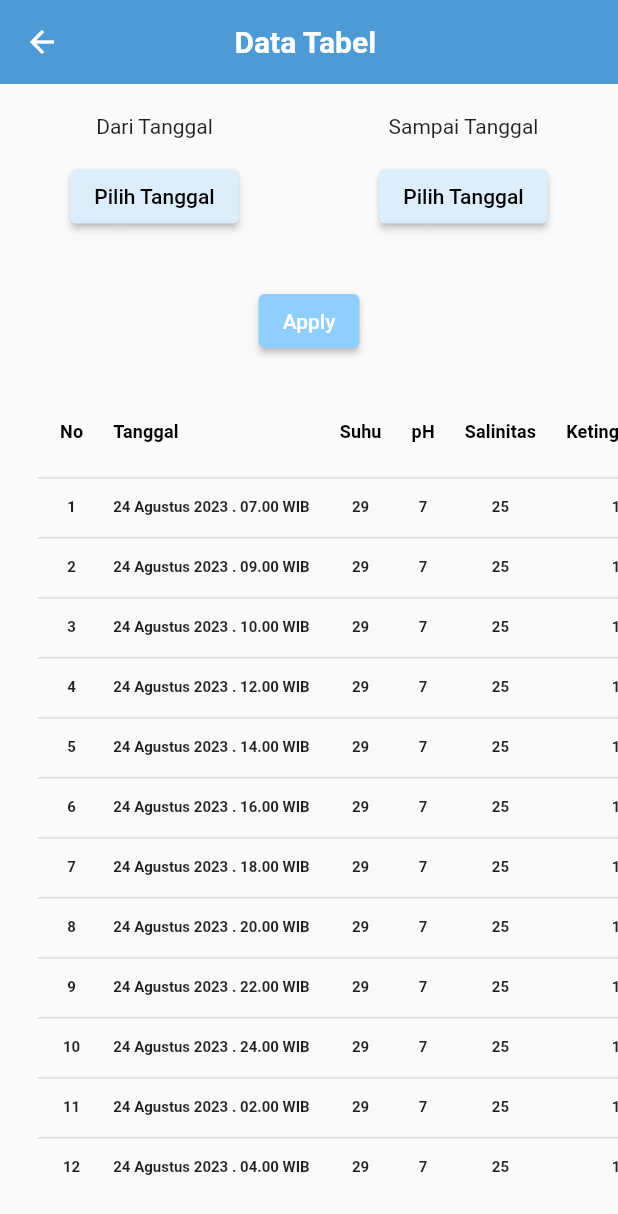
After one commit to zainpelope/tambak-udang, a Flutter app: the DataTabel screen opened directly, on a phone screen of 412 x 824 dp. The commit adds this screen. Shown: the top 1214 px of the screen. Run offline on Flutter 3.47's test engine with Material 2 defaults, Android fonts, the phone set to English and light mode, and no system bars; our stand-ins replace calendar_date_picker2, dartz, dio, flutter_spinkit, shared_preferences; accounts and stored records are empty.

Commit message:
menambahkan data tabel

```diff
--- a/lib/grafik/data_grafik.dart
+++ /dev/null
@@ -1,82 +0,0 @@
-import 'package:flutter/material.dart';
-import 'package:tambak_undang/kalender/kalender.dart';
-import 'package:tambak_undang/tabel/tabel_suhu.dart';
-import 'package:tambak_undang/widget/grafik.dart';
-import 'package:tambak_undang/widget/parameter.dart';
-
-import 'package:tambak_undang/theme/app_color.dart';
-import '../theme/img_string.dart';
-import '../widget/profile.dart';
-
-class DataGrafik extends StatelessWidget {
-  const DataGrafik({Key? key}) : super(key: key);
-
-  @override
-  Widget build(BuildContext context) {
-    return Scaffold(
-      //backgroundColor: AppColor.bg,
-      appBar: AppBar(
-        backgroundColor: AppColor.blue,
-        title: const Text(
-          "Data Grafik",
-          style: TextStyle(
-            fontWeight: FontWeight.bold,
-          ),
-        ),
-        centerTitle: true,
-        elevation: 0,
-      ),
-      body: SingleChildScrollView(
-        child: Stack(
-          children: [
-            Container(
-              decoration: const BoxDecoration(
-                color: AppColor.blue,
-                borderRadius: BorderRadius.only(
-                  bottomLeft: Radius.circular(30),
-                  bottomRight: Radius.circular(30),
-                ),
-              ),
-              height: 140.0,
-              width: double.infinity,
-            ),
-            const Profile(),
-            const Padding(
-              padding: EdgeInsets.only(top: 200.0),
-              child: Row(
-                children: [
-                  Expanded(
-                    child: Column(
-                      children: [Text("Dari Tanggal"), Kalender()],
-                    ),
-                  ),
-                  Expanded(
-                    child: Column(
-                      children: [Text("Sampai Tanggal"), Kalender()],
-                    ),
-                  ),
-                ],
-              ),
-            ),
-            Padding(
-              padding: const EdgeInsets.only(top: 280.0),
-              child: Center(
-                child: ElevatedButton(
-                  style: ElevatedButton.styleFrom(
-                    backgroundColor: const Color(
-                      0xFF8FCFFF,
-                    ),
-                  ),
-                  onPressed: () {},
-                  child: const Text("Apply"),
-                ),
-              ),
-            ),
-
-
-          ],
-        ),
-      ),
-    );
-  }
-}
--- a/lib/main.dart
+++ b/lib/main.dart
@@ -1,11 +1,7 @@
-import 'package:calendar_date_picker2/calendar_date_picker2.dart';
 import 'package:flutter/material.dart';
-import 'package:intl/intl.dart';
 import 'package:intl/date_symbol_data_local.dart';
 import 'package:tambak_undang/services/sharedpref.dart';
 import 'package:tambak_undang/splash/splash.dart';
-
-import 'dashboard/dashborad.dart';
 
 final today = DateUtils.dateOnly(DateTime.now());
 
@@ -31,7 +27,7 @@ class MyApp extends StatelessWidget {
       theme: ThemeData(
         primarySwatch: Colors.blue,
       ),
-      home:  const SplashScreenPage(),
+      home: const SplashScreenPage(),
     );
   }
 }
--- a/lib/services/dio_provider.dart
+++ b/lib/services/dio_provider.dart
@@ -1,5 +1,5 @@
 import 'package:dio/dio.dart';
 export './dio_provider.dart';
 
-Dio http = Dio(BaseOptions(baseUrl: "http://localhost:8000/api"))
+Dio http = Dio(BaseOptions(baseUrl: "https://neatly-discrete-titmouse.ngrok-free.app/api"))
   ..interceptors.add(LogInterceptor(requestBody: true, responseBody: true));
--- /dev/null
+++ b/lib/tabel/data_tabel.dart
@@ -0,0 +1,285 @@
+import 'package:flutter/material.dart';
+import 'package:tambak_undang/kalender/kalender.dart';
+import 'package:tambak_undang/theme/app_color.dart';
+
+class DataTabel extends StatelessWidget {
+  final List<Map<String, dynamic>> dataTabel = [
+    {
+      'No': 1,
+      'Tanggal': '24 Agustus 2023 . 07.00 WIB',
+      'Suhu': '29',
+      'pH': '7',
+      'Salinitas': '25',
+      'Ketinggian Air': '120'
+    },
+    {
+      'No': 2,
+      'Tanggal': '24 Agustus 2023 . 09.00 WIB',
+      'Suhu': '29',
+      'pH': '7',
+      'Salinitas': '25',
+      'Ketinggian Air': '120'
+    },
+    {
+      'No': 3,
+      'Tanggal': '24 Agustus 2023 . 10.00 WIB',
+      'Suhu': '29',
+      'pH': '7',
+      'Salinitas': '25',
+      'Ketinggian Air': '120'
+    },
+    {
+      'No': 4,
+      'Tanggal': '24 Agustus 2023 . 12.00 WIB',
+      'Suhu': '29',
+      'pH': '7',
+      'Salinitas': '25',
+      'Ketinggian Air': '120'
+    },
+    {
+      'No': 5,
+      'Tanggal': '24 Agustus 2023 . 14.00 WIB',
+      'Suhu': '29',
+      'pH': '7',
+      'Salinitas': '25',
+      'Ketinggian Air': '120'
+    },
+    {
+      'No': 6,
+      'Tanggal': '24 Agustus 2023 . 16.00 WIB',
+      'Suhu': '29',
+      'pH': '7',
+      'Salinitas': '25',
+      'Ketinggian Air': '120'
+    },
+    {
+      'No': 7,
+      'Tanggal': '24 Agustus 2023 . 18.00 WIB',
+      'Suhu': '29',
+      'pH': '7',
+      'Salinitas': '25',
+      'Ketinggian Air': '120'
+    },
+    {
+      'No': 8,
+      'Tanggal': '24 Agustus 2023 . 20.00 WIB',
+      'Suhu': '29',
+      'pH': '7',
+      'Salinitas': '25',
+      'Ketinggian Air': '120'
+    },
+    {
+      'No': 9,
+      'Tanggal': '24 Agustus 2023 . 22.00 WIB',
+      'Suhu': '29',
+      'pH': '7',
+      'Salinitas': '25',
+      'Ketinggian Air': '120'
+    },
+    {
+      'No': 10,
+      'Tanggal': '24 Agustus 2023 . 24.00 WIB',
+      'Suhu': '29',
+      'pH': '7',
+      'Salinitas': '25',
+      'Ketinggian Air': '120'
+    },
+    {
+      'No': 11,
+      'Tanggal': '24 Agustus 2023 . 02.00 WIB',
+      'Suhu': '29',
+      'pH': '7',
+      'Salinitas': '25',
+      'Ketinggian Air': '120'
+    },
+    {
+      'No': 12,
+      'Tanggal': '24 Agustus 2023 . 04.00 WIB',
+      'Suhu': '29',
+      'pH': '7',
+      'Salinitas': '25',
+      'Ketinggian Air': '120'
+    },
+  ];
+
+  @override
+  Widget build(BuildContext context) {
+    return Scaffold(
+      appBar: AppBar(
+        backgroundColor: AppColor.blue,
+        title: const Text(
+          "Data Tabel ",
+          style: TextStyle(
+            fontWeight: FontWeight.bold,
+          ),
+        ),
+        centerTitle: true,
+        elevation: 0,
+      ),
+      body: ListView(
+        children: [
+          const Padding(
+            padding: EdgeInsets.only(top: 20.0),
+            child: Row(
+              children: [
+                Expanded(
+                  child: Column(
+                    children: [Text("Dari Tanggal"), Kalender()],
+                  ),
+                ),
+                Expanded(
+                  child: Column(
+                    children: [Text("Sampai Tanggal"), Kalender()],
+                  ),
+                ),
+              ],
+            ),
+          ),
+          Padding(
+            padding: const EdgeInsets.only(top: 20.0),
+            child: Center(
+              child: ElevatedButton(
+                style: ElevatedButton.styleFrom(
+                  backgroundColor: const Color(
+                    0xFF8FCFFF,
+                  ),
+                ),
+                onPressed: () {
+                  // Apply button pressed
+                },
+                child: const Text("Apply"),
+              ),
+            ),
+          ),
+          Padding(
+            padding: const EdgeInsets.only(top: 20.0),
+            child: SingleChildScrollView(
+              scrollDirection: Axis.horizontal,
+              child: Padding(
+                padding: const EdgeInsets.only(
+                  left: 25.0,
+                  right: 25.0,
+                  bottom: 20.0,
+                ),
+                child: DataTable(
+                  columns: const [
+                    DataColumn(
+                      label: Text(
+                        'No',
+                        style: TextStyle(
+                          fontWeight: FontWeight.bold,
+                          fontSize: 12,
+                        ),
+                      ),
+                    ),
+                    DataColumn(
+                      label: Text(
+                        'Tanggal',
+                        style: TextStyle(
+                            fontWeight: FontWeight.bold, fontSize: 12),
+                      ),
+                    ),
+                    DataColumn(
+                      label: Text(
+                        'Suhu',
+                        style: TextStyle(
+                            fontWeight: FontWeight.bold, fontSize: 12),
+                      ),
+                    ),
+                    DataColumn(
+                      label: Text(
+                        'pH',
+                        style: TextStyle(
+                            fontWeight: FontWeight.bold, fontSize: 12),
+                      ),
+                    ),
+                    DataColumn(
+                      label: Text(
+                        'Salinitas',
+                        style: TextStyle(
+                            fontWeight: FontWeight.bold, fontSize: 12),
+                      ),
+                    ),
+                    DataColumn(
+                      label: Text(
+                        'Ketinggian Air',
+                        style: TextStyle(
+                            fontWeight: FontWeight.bold, fontSize: 12),
+                      ),
+                    ),
+                  ],
+                  rows: _buildRows(),
+                  columnSpacing: 20, // Adjust as needed
+                  dataRowHeight: 40, // Adjust as needed
+                  headingRowHeight: 60, // Adjust as needed
+                  horizontalMargin: 15, // Adjust as needed
+                ),
+              ),
+            ),
+          ),
+        ],
+      ),
+    );
+  }
+
+  List<DataRow> _buildRows() {
+    return dataTabel.map((item) {
+      return DataRow(cells: [
+        DataCell(
+          Center(
+            child: Text(
+              item['No'].toString(),
+              style: const TextStyle(fontWeight: FontWeight.bold, fontSize: 10),
+            ),
+          ),
+        ),
+        DataCell(
+          Center(
+            child: Text(
+              item['Tanggal'],
+              style: const TextStyle(fontWeight: FontWeight.bold, fontSize: 10),
+            ),
+          ),
+        ),
+        DataCell(
+          Center(
+            child: Text(
+              item['Suhu'],
+              style: const TextStyle(fontWeight: FontWeight.bold, fontSize: 10),
+            ),
+          ),
+        ),
+        DataCell(
+          Center(
+            child: Text(
+              item['pH'],
+              style: const TextStyle(fontWeight: FontWeight.bold, fontSize: 10),
+            ),
+          ),
+        ),
+        DataCell(
+          Center(
+            child: Text(
+              item['Salinitas'],
+              style: const TextStyle(fontWeight: FontWeight.bold, fontSize: 10),
+            ),
+          ),
+        ),
+        DataCell(
+          Center(
+            child: Text(
+              item['Ketinggian Air'],
+              style: const TextStyle(fontWeight: FontWeight.bold, fontSize: 10),
+            ),
+          ),
+        ),
+      ]);
+    }).toList();
+  }
+}
+
+void main() {
+  runApp(MaterialApp(
+    home: DataTabel(),
+  ));
+}
--- a/lib/widget/semua_data_dashboard.dart
+++ b/lib/widget/semua_data_dashboard.dart
@@ -1,8 +1,6 @@
 import 'package:flutter/cupertino.dart';
 import 'package:flutter/material.dart';
-import 'package:tambak_undang/theme/app_color.dart';
-
-import '../grafik/data_grafik.dart';
+import '../tabel/data_tabel.dart';
 import '../theme/img_string.dart';
 
 class SemuaDataDashboard extends StatelessWidget {
@@ -105,6 +103,7 @@ class SemuaDataDashboard extends StatelessWidget {
           ),
         ),
         Container(
+          width: double.infinity,
           padding: const EdgeInsets.symmetric(
             horizontal: 25,
           ),
@@ -121,24 +120,16 @@ class SemuaDataDashboard extends StatelessWidget {
               Navigator.push(
                 context,
                 MaterialPageRoute(
-                  builder: (context) => const DataGrafik(),
+                  builder: (context) =>  DataTabel(),
                 ),
               );
             },
-            child: Row(
-              mainAxisAlignment: MainAxisAlignment.spaceBetween,
-              children: [
-                Image.asset(
-                  ImgString.grafik,
-                ),
-                const Text(
-                  "Data Grafik",
-                  style: TextStyle(
-                    fontWeight: FontWeight.bold,
-                    fontSize: 18,
-                  ),
-                ),
-              ],
+            child: const Text(
+              "Data Tabel",
+              style: TextStyle(
+                fontWeight: FontWeight.bold,
+                fontSize: 18,
+              ),
             ),
           ),
         ),
```
